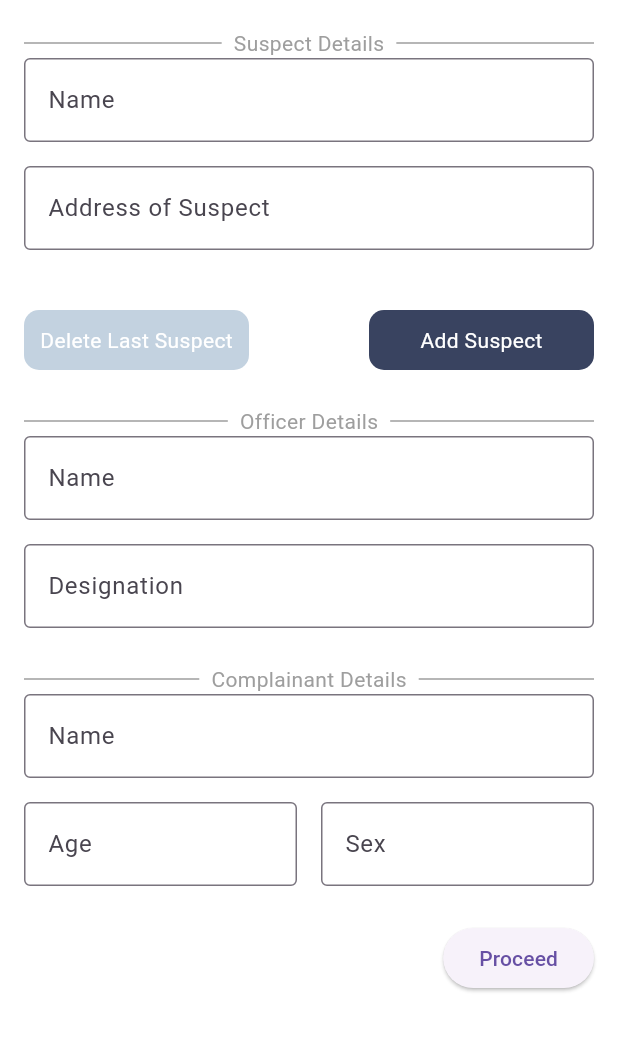
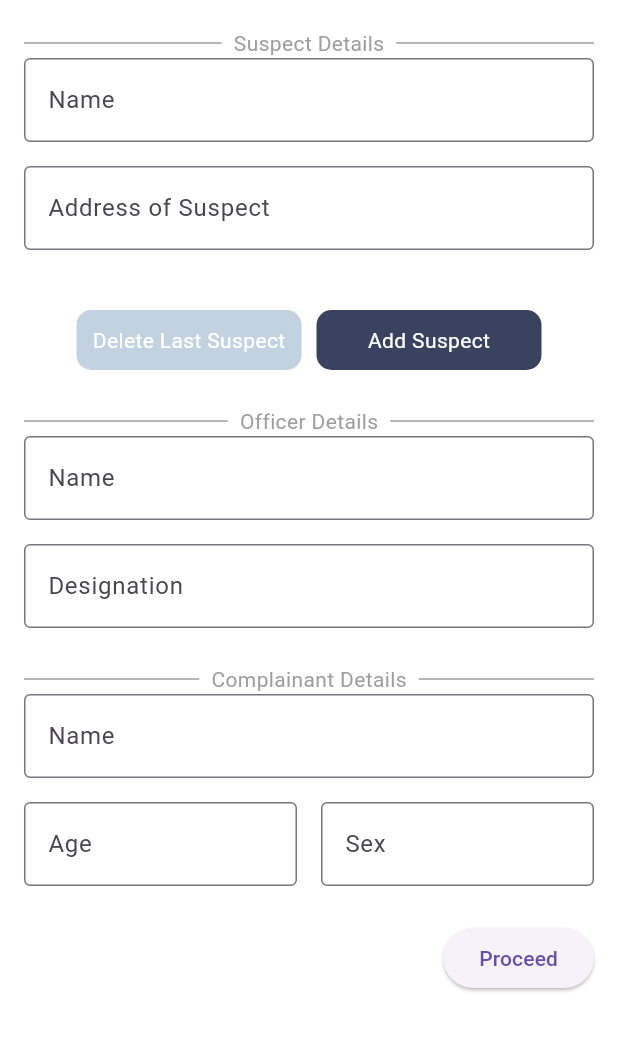
Before and after one commit to imksprateek/LexiFIR, a Flutter app: the CaseDetailsScreen screen opened directly, on a phone screen of 412 x 824 dp, the part 80-1132 px from its top. Run offline on Flutter 3.47's test engine with Material 3 defaults, Android fonts, the phone set to English and light mode, and no system bars; our stand-ins replace audioplayers, carousel_slider, logger, permission_handler, shared_preferences and 1 more; missing offline and left inert: dart:ffi, flutter_sound, hyperlink, siri_wave; accounts and stored records are empty; network calls fail.

Commit message:
pull commit

```diff
--- a/app-client/lib/pages/FirmodeScreen2.dart
+++ b/app-client/lib/pages/FirmodeScreen2.dart
@@ -114,7 +114,7 @@ class _CaseDetailsScreenState extends State<CaseDetailsScreen> {
               }).toList(),
               const SizedBox(height: 24),
               Row(
-                mainAxisAlignment: MainAxisAlignment.spaceBetween,
+                mainAxisAlignment: MainAxisAlignment.center,
                 children: [
                   GestureDetector(
                     onTap: deleteLastSuspect,
@@ -132,6 +132,9 @@ class _CaseDetailsScreenState extends State<CaseDetailsScreen> {
                         ),
                       ),
                     ),
+                  ),
+                  const SizedBox(
+                    width: 10,
                   ),
                   GestureDetector(
                     onTap: addSuspect,
@@ -219,11 +222,13 @@ class _CaseDetailsScreenState extends State<CaseDetailsScreen> {
                       Navigator.push(
                         context,
                         MaterialPageRoute(
-                          builder: (context) => FirAiScreen(Description: crimeDescriptionController.text,),
+                          builder: (context) => FirAiScreen(
+                            Description: crimeDescriptionController.text,
+                          ),
                         ),
                       );
                     },
-                    child: const Text('Proceed'),
+                    child:  Text('Proceed'),
                   ),
                 ],
               ),
```
Also changed, not shown: app-client/lib/pages/Lawmode.dart (+0 -27 lines), app-client/lib/pages/fir_screen2.dart (+3 -9 lines).
